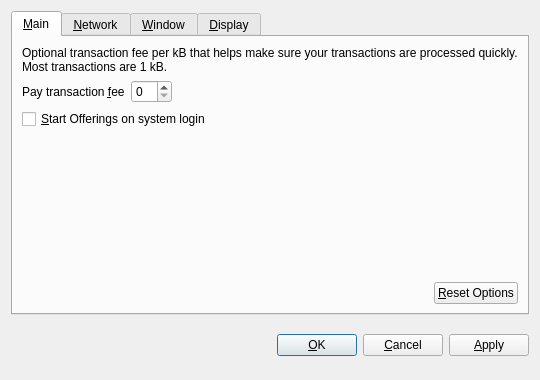
Spekske/offerings-gs, file src/qt/forms/optionsdialog.ui: the form before one commit.
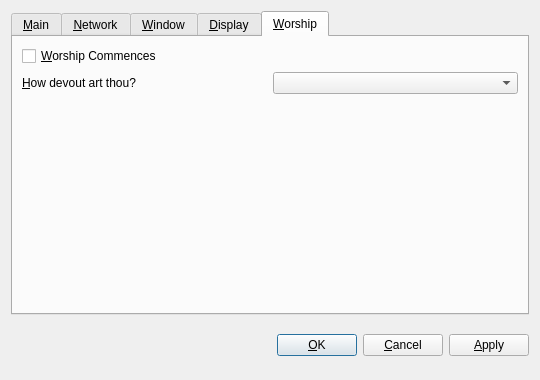
The form after the commit. The open tabs and pages were chosen to show the change. Custom widgets are drawn as their Qt base class.

```diff
--- a/src/qt/forms/optionsdialog.ui
+++ b/src/qt/forms/optionsdialog.ui
@@ -388,6 +388,62 @@
        </item>
       </layout>
      </widget>
+     <widget class="QWidget" name="tabMining">
+       <attribute name="title">
+        <string>&amp;Worship</string>
+       </attribute>
+       <layout class="QVBoxLayout" name="verticalLayout_Mining">
+        <item>
+         <widget class="QCheckBox" name="checkboxMiningEnabled">
+          <property name="toolTip">
+           <string>&lt;html&gt;&lt;head/&gt;&lt;body&gt;&lt;p&gt;Allow thine altar to cry out to the Elders.&lt;/p&gt;&lt;/body&gt;&lt;/html&gt;</string>
+          </property>
+          <property name="text">
+           <string>&amp;Worship Commences</string>
+          </property>
+         </widget>
+        </item>
+        
+        <item>
+         <layout class="QHBoxLayout" name="horizontalLayout_2_Mining">        
+          <item>
+           <widget class="QLabel" name="labelMiningProcLimit">
+            <property name="text">
+             <string>&amp;How devout art thou?</string>
+            </property>
+            <property name="textFormat">
+             <enum>Qt::PlainText</enum>
+            </property>
+            <property name="buddy">
+             <cstring>comboMiningProcLimit</cstring>
+            </property>
+           </widget>
+          </item>
+          <item>
+           <widget class="QValueComboBox" name="comboMiningProcLimit">
+            <property name="toolTip">
+             <string>Choose the default mining intensity.</string>
+            </property>
+           </widget>
+          </item>
+         </layout>
+        </item>
+        <item>
+         <spacer name="verticalSpacer_Display">
+          <property name="orientation">
+           <enum>Qt::Vertical</enum>
+          </property>
+          <property name="sizeHint" stdset="0">
+           <size>
+            <width>20</width>
+            <height>40</height>
+           </size>
+          </property>
+         </spacer>
+        </item>
+        
+       </layout>
+      </widget>
     </widget>
    </item>
    <item>
```
Left out of the diff: 2 changed lines with no effect on the pictures.
